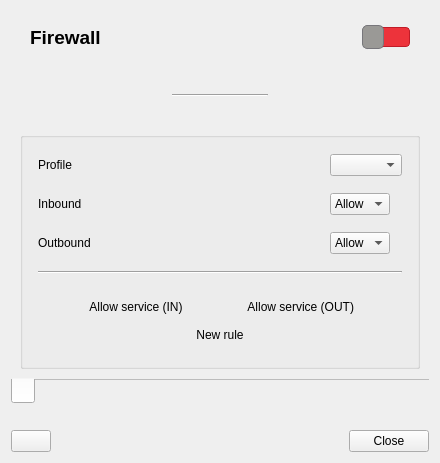
Before: the Qt Designer form ui/opensnitch/res/firewall.ui in evilsocket/opensnitch, drawn with Qt 5.
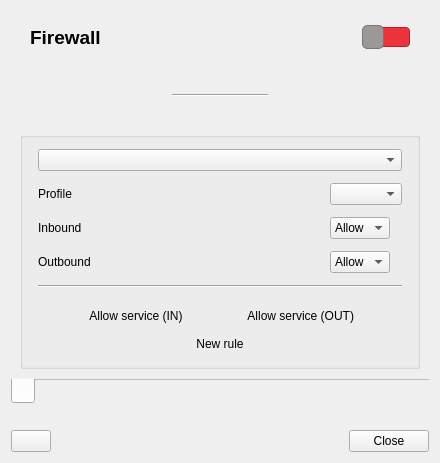
After: the same form once the commit is applied. Icons and pictures are not drawn.

Commit message:
ui,fw: allow to configure nodes policies
Previously you could only change firewall policies of one node.
Now if there's more than one node you can select the node, or change the
policies of all nodes.

The edit to the form file:
```diff
--- a/ui/opensnitch/res/firewall.ui
+++ b/ui/opensnitch/res/firewall.ui
@@ -256,106 +256,7 @@
           <property name="bottomMargin">
            <number>0</number>
           </property>
-          <item row="4" column="0" colspan="2">
-           <widget class="Line" name="line_2">
-            <property name="sizePolicy">
-             <sizepolicy hsizetype="Minimum" vsizetype="Fixed">
-              <horstretch>0</horstretch>
-              <verstretch>0</verstretch>
-             </sizepolicy>
-            </property>
-            <property name="orientation">
-             <enum>Qt::Horizontal</enum>
-            </property>
-           </widget>
-          </item>
-          <item row="0" column="0">
-           <widget class="QLabel" name="lblProfile">
-            <property name="text">
-             <string>Profile</string>
-            </property>
-           </widget>
-          </item>
-          <item row="1" column="1">
-           <widget class="QComboBox" name="comboInput">
-            <property name="sizePolicy">
-             <sizepolicy hsizetype="Maximum" vsizetype="Fixed">
-              <horstretch>0</horstretch>
-              <verstretch>0</verstretch>
-             </sizepolicy>
-            </property>
-            <item>
-             <property name="text">
-              <string>Allow</string>
-             </property>
-             <property name="icon">
-              <iconset theme="emblem-default">
-               <normaloff>../../../../../../../../../../.designer/backup</normaloff>../../../../../../../../../../.designer/backup</iconset>
-             </property>
-            </item>
-            <item>
-             <property name="text">
-              <string>Deny</string>
-             </property>
-             <property name="icon">
-              <iconset theme="process-stop">
-               <normaloff>../../../../../../../../../../.designer/backup</normaloff>../../../../../../../../../../.designer/backup</iconset>
-             </property>
-            </item>
-           </widget>
-          </item>
-          <item row="2" column="0">
-           <widget class="QLabel" name="label_4">
-            <property name="enabled">
-             <bool>true</bool>
-            </property>
-            <property name="text">
-             <string>Outbound</string>
-            </property>
-           </widget>
-          </item>
-          <item row="1" column="0">
-           <widget class="QLabel" name="label_3">
-            <property name="text">
-             <string>Inbound</string>
-            </property>
-           </widget>
-          </item>
-          <item row="2" column="1">
-           <widget class="QComboBox" name="comboOutput">
-            <property name="enabled">
-             <bool>true</bool>
-            </property>
-            <property name="sizePolicy">
-             <sizepolicy hsizetype="Maximum" vsizetype="Fixed">
-              <horstretch>0</horstretch>
-              <verstretch>0</verstretch>
-             </sizepolicy>
-            </property>
-            <item>
-             <property name="text">
-              <string>Allow</string>
-             </property>
-             <property name="icon">
-              <iconset theme="emblem-default">
-               <normaloff>../../../../../../../../../../.designer/backup</normaloff>../../../../../../../../../../.designer/backup</iconset>
-             </property>
-            </item>
-            <item>
-             <property name="text">
-              <string>Deny</string>
-             </property>
-             <property name="icon">
-              <iconset theme="process-stop">
-               <normaloff>../../../../../../../../../../.designer/backup</normaloff>../../../../../../../../../../.designer/backup</iconset>
-             </property>
-            </item>
-           </widget>
-          </item>
-          <item row="0" column="1">
-           <widget class="QComboBox" name="comboProfile"/>
-          </item>
-          <item row="5" column="0" colspan="2">
+          <item row="6" column="0" colspan="2">
            <layout class="QGridLayout" name="gridLayout_2">
             <property name="topMargin">
              <number>5</number>
@@ -435,6 +336,108 @@
             </item>
            </layout>
           </item>
+          <item row="3" column="1">
+           <widget class="QComboBox" name="comboOutput">
+            <property name="enabled">
+             <bool>true</bool>
+            </property>
+            <property name="sizePolicy">
+             <sizepolicy hsizetype="Maximum" vsizetype="Fixed">
+              <horstretch>0</horstretch>
+              <verstretch>0</verstretch>
+             </sizepolicy>
+            </property>
+            <item>
+             <property name="text">
+              <string>Allow</string>
+             </property>
+             <property name="icon">
+              <iconset theme="emblem-default">
+               <normaloff>../../../../../../../../../../.designer/backup</normaloff>../../../../../../../../../../.designer/backup</iconset>
+             </property>
+            </item>
+            <item>
+             <property name="text">
+              <string>Deny</string>
+             </property>
+             <property name="icon">
+              <iconset theme="process-stop">
+               <normaloff>../../../../../../../../../../.designer/backup</normaloff>../../../../../../../../../../.designer/backup</iconset>
+             </property>
+            </item>
+           </widget>
+          </item>
+          <item row="2" column="0">
+           <widget class="QLabel" name="label_3">
+            <property name="text">
+             <string>Inbound</string>
+            </property>
+           </widget>
+          </item>
+          <item row="1" column="1">
+           <widget class="QComboBox" name="comboProfile"/>
+          </item>
+          <item row="1" column="0">
+           <widget class="QLabel" name="lblProfile">
+            <property name="text">
+             <string>Profile</string>
+            </property>
+           </widget>
+          </item>
+          <item row="3" column="0">
+           <widget class="QLabel" name="label_4">
+            <property name="enabled">
+             <bool>true</bool>
+            </property>
+            <property name="text">
+             <string>Outbound</string>
+            </property>
+           </widget>
+          </item>
+          <item row="5" column="0" colspan="2">
+           <widget class="Line" name="line_2">
+            <property name="sizePolicy">
+             <sizepolicy hsizetype="Minimum" vsizetype="Fixed">
+              <horstretch>0</horstretch>
+              <verstretch>0</verstretch>
+             </sizepolicy>
+            </property>
+            <property name="orientation">
+             <enum>Qt::Orientation::Horizontal</enum>
+            </property>
+           </widget>
+          </item>
+          <item row="2" column="1">
+           <widget class="QComboBox" name="comboInput">
+            <property name="sizePolicy">
+             <sizepolicy hsizetype="Maximum" vsizetype="Fixed">
+              <horstretch>0</horstretch>
+              <verstretch>0</verstretch>
+             </sizepolicy>
+            </property>
+            <item>
+             <property name="text">
+              <string>Allow</string>
+             </property>
+             <property name="icon">
+              <iconset theme="emblem-default">
+               <normaloff>../../../../../../../../../../.designer/backup</normaloff>../../../../../../../../../../.designer/backup</iconset>
+             </property>
+            </item>
+            <item>
+             <property name="text">
+              <string>Deny</string>
+             </property>
+             <property name="icon">
+              <iconset theme="process-stop">
+               <normaloff>../../../../../../../../../../.designer/backup</normaloff>../../../../../../../../../../.designer/backup</iconset>
+             </property>
+            </item>
+           </widget>
+          </item>
+          <item row="0" column="0" colspan="2">
+           <widget class="QComboBox" name="comboNodes"/>
+          </item>
          </layout>
         </widget>
        </item>
```
Left out of the diff: 12 changed lines with no effect on the pictures. The commit also changes 1 other file.
